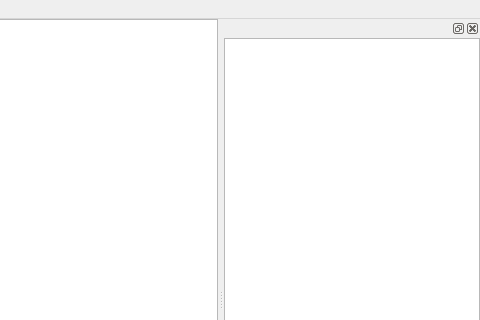
First picture: the form in mainWindow.ui, repository LeStahL/rendergraph-editor, before the edit; both pictures show x 320 to 800 and y 0 to 320 of the 800 by 600 pixel window.
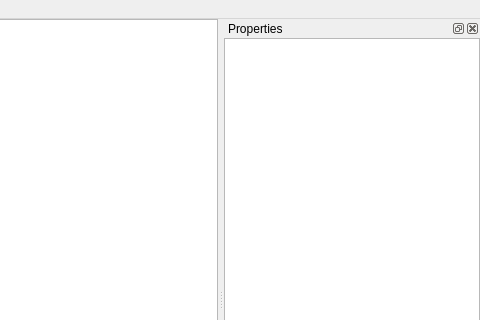
Second picture: the form after the edit.

Commit message: added title to property view

```diff
--- a/mainWindow.ui
+++ b/mainWindow.ui
@@ -84,6 +84,9 @@
      <height>111</height>
     </size>
    </property>
+   <property name="windowTitle">
+    <string>Properties</string>
+   </property>
    <attribute name="dockWidgetArea">
     <number>2</number>
    </attribute>
```
